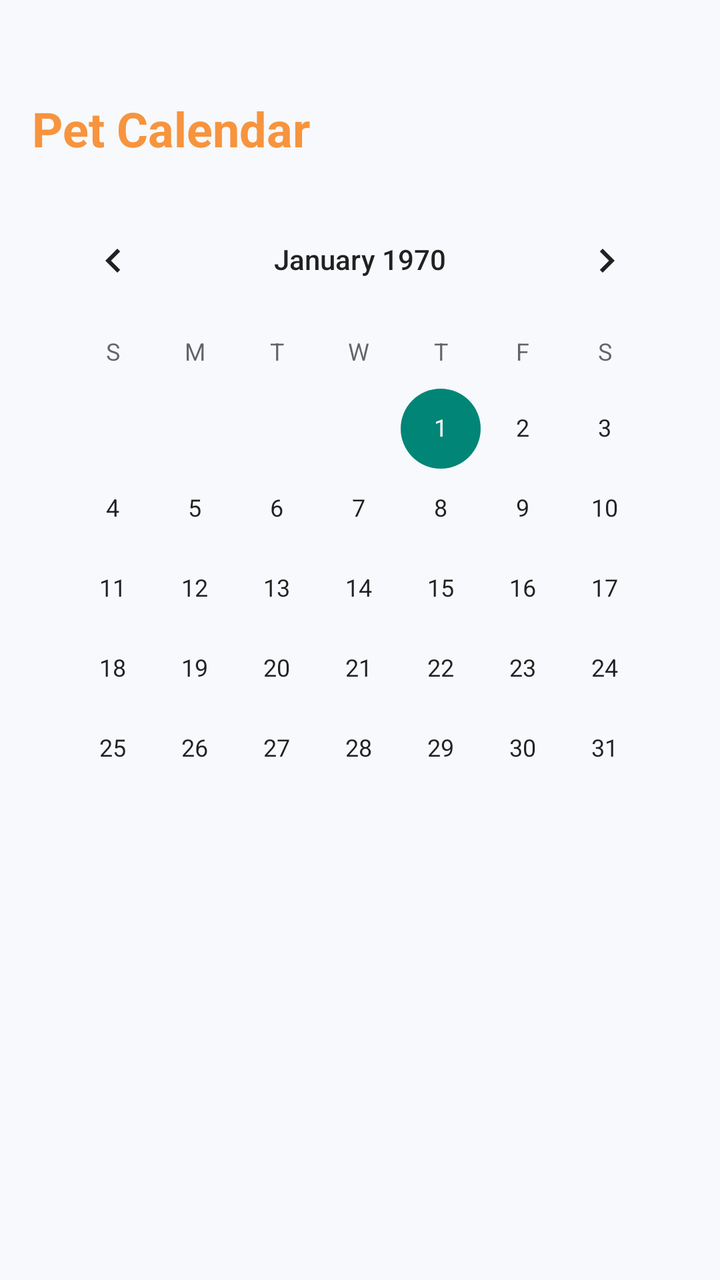
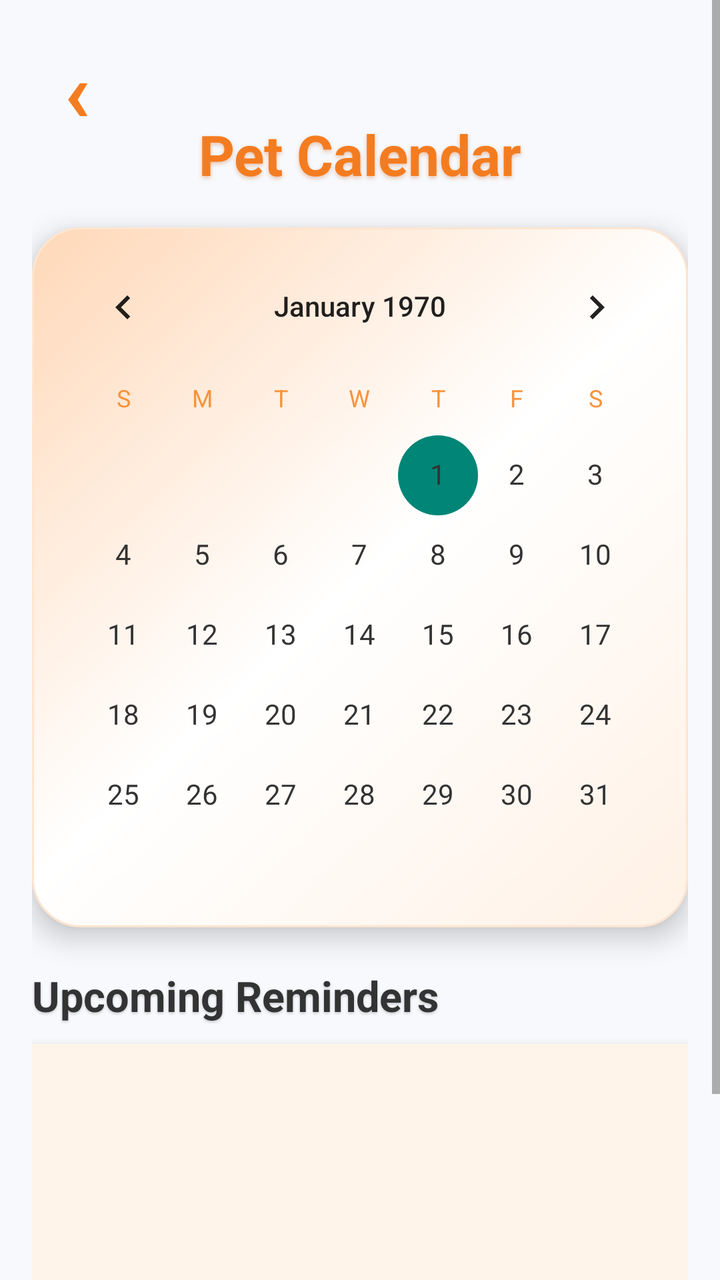

Screens rendered from an Android XML layout before and after an edit, with the pre-edit source and the edit as a unified diff.
<!-- AndroidManifest.xml: application theme Theme.PETCARE -->
<!-- res/layout/calendar.xml -->
<?xml version="1.0" encoding="utf-8"?>
<LinearLayout xmlns:android="http://schemas.android.com/apk/res/android"
    android:layout_width="match_parent"
    android:layout_height="match_parent"
    android:orientation="vertical"
    android:padding="16dp"
    android:background="#F7F9FC">

    <TextView
        android:layout_width="wrap_content"
        android:layout_height="wrap_content"
        android:text="Pet Calendar"
        android:layout_marginTop="32dp"
        android:textStyle="bold"
        android:textSize="24sp"
        android:textColor="#F7943D"
        android:layout_marginBottom="16dp"/>

    <CalendarView
        android:id="@+id/calendarView"
        android:layout_width="match_parent"
        android:layout_height="wrap_content"/>

    <ListView
        android:id="@+id/listReminders"
        android:layout_width="match_parent"
        android:layout_height="250dp"
        android:layout_marginTop="15dp"/>
    <Button
        android:id="@+id/btnAddReminder"
        android:layout_width="match_parent"
        android:layout_height="56dp"
        android:background="@drawable/button_orange"
        android:elevation="6dp"
        android:text="Add Reminder"
        android:textAllCaps="false"
        android:textColor="#FFFFFF"
        android:textSize="17sp"
        android:textStyle="bold" />

</LinearLayout>
<!-- resources referenced by this layout -->
<resources>
  <!-- drawable button_orange (drawable) -->
  <?xml version="1.0" encoding="utf-8"?>
  <selector xmlns:android="http://schemas.android.com/apk/res/android">
  
      
      <item android:state_pressed="true">
          <shape android:shape="rectangle">
              <solid android:color="#E67E22"/>
              <corners android:radius="30dp"/>
          </shape>
      </item>
  
      
      <item>
          <shape android:shape="rectangle">
              <gradient
                  android:angle="90"
                  android:startColor="#FFA84A"
                  android:endColor="#F57C00"/>
  
              <corners android:radius="30dp"/>
  
              <padding
                  android:left="16dp"
                  android:right="16dp"
                  android:top="12dp"
                  android:bottom="12dp"/>
          </shape>
      </item>
  
  </selector>
  <style name="Theme.PETCARE" parent="Theme.AppCompat.Light.NoActionBar">
          
      </style>
</resources>

<!-- the commit's change to res/layout/calendar.xml (unified diff, before → after) -->
@@ -1,41 +1,116 @@
 <?xml version="1.0" encoding="utf-8"?>
-<LinearLayout xmlns:android="http://schemas.android.com/apk/res/android"
+<ScrollView xmlns:android="http://schemas.android.com/apk/res/android"
     android:layout_width="match_parent"
     android:layout_height="match_parent"
-    android:orientation="vertical"
-    android:padding="16dp"
-    android:background="#F7F9FC">
+    android:background="#F7F9FC"
+    android:fillViewport="true">
 
-    <TextView
-        android:layout_width="wrap_content"
+    <LinearLayout
+        android:layout_width="match_parent"
         android:layout_height="wrap_content"
-        android:text="Pet Calendar"
-        android:layout_marginTop="32dp"
-        android:textStyle="bold"
-        android:textSize="24sp"
-        android:textColor="#F7943D"
-        android:layout_marginBottom="16dp"/>
+        android:orientation="vertical"
+        android:padding="16dp">
 
-    <CalendarView
-        android:id="@+id/calendarView"
-        android:layout_width="match_parent"
-        android:layout_height="wrap_content"/>
+        
+        <TextView
+            android:id="@+id/btnBack"
+            android:layout_width="45dp"
+            android:layout_height="45dp"
+            android:text="‹"
+            android:textSize="42sp"
+            android:textColor="#F47C20"
+            android:textStyle="bold"
+            android:gravity="center"
+            android:clickable="true"
+            android:focusable="true"
+            android:layout_marginBottom="2dp" />
 
-    <ListView
-        android:id="@+id/listReminders"
-        android:layout_width="match_parent"
-        android:layout_height="250dp"
-        android:layout_marginTop="15dp"/>
-    <Button
-        android:id="@+id/btnAddReminder"
-        android:layout_width="match_parent"
-        android:layout_height="56dp"
-        android:background="@drawable/button_orange"
-        android:elevation="6dp"
-        android:text="Add Reminder"
-        android:textAllCaps="false"
-        android:textColor="#FFFFFF"
-        android:textSize="17sp"
-        android:textStyle="bold" />
+        
+        <TextView
+            android:layout_width="match_parent"
+            android:layout_height="wrap_content"
+            android:text="Pet Calendar"
+            android:textSize="28sp"
+            android:textStyle="bold"
+            android:textColor="#F47C20"
+            android:gravity="center"
+            android:layout_marginTop="-5dp"
+            android:layout_marginBottom="18dp"
+            android:shadowColor="#55C85A1A"
+            android:shadowDx="0"
+            android:shadowDy="3"
+            android:shadowRadius="5" />
 
-</LinearLayout>
+        
+        <LinearLayout
+            android:layout_width="match_parent"
+            android:layout_height="wrap_content"
+            android:orientation="vertical"
+            android:background="@drawable/calendar_gradient"
+            android:elevation="8dp"
+            android:padding="6dp">
+
+            <CalendarView
+                android:id="@+id/calendarView"
+                android:layout_width="match_parent"
+                android:layout_height="wrap_content"
+                android:background="@android:color/transparent"
+                android:dateTextAppearance="@style/CalendarDateText"
+                android:weekDayTextAppearance="@style/CalendarWeekText" />
+
+        </LinearLayout>
+
+
+        
+        <TextView
+            android:layout_width="match_parent"
+            android:layout_height="wrap_content"
+            android:text="Upcoming Reminders"
+            android:textSize="21sp"
+            android:textStyle="bold"
+            android:textColor="#333333"
+            android:layout_marginTop="20dp"
+            android:layout_marginBottom="10dp"
+            android:shadowColor="#33000000"
+            android:shadowDx="0"
+            android:shadowDy="2"
+            android:shadowRadius="3" />
+
+
+        
+        <LinearLayout
+            android:layout_width="match_parent"
+            android:layout_height="wrap_content"
+            android:orientation="vertical"
+            android:background="#FFF4EA"
+            android:elevation="7dp"
+            android:padding="8dp">
+
+            <ListView
+                android:id="@+id/listReminders"
+                android:layout_width="match_parent"
+                android:layout_height="125dp"
+                android:divider="@android:color/transparent"
+                android:dividerHeight="6dp"
+                android:background="@android:color/transparent" />
+
+        </LinearLayout>
+
+
+        
+        <Button
+            android:id="@+id/btnAddReminder"
+            android:layout_width="match_parent"
+            android:layout_height="54dp"
+            android:layout_marginTop="16dp"
+            android:background="@drawable/button_orange_gradient"
+            android:elevation="8dp"
+            android:text="+  Add Reminder"
+            android:textAllCaps="false"
+            android:textColor="#FFFFFF"
+            android:textSize="17sp"
+            android:textStyle="bold" />
+
+    </LinearLayout>
+
+</ScrollView>
<!-- resource entries referenced after the edit -->
@@ -1,36 +1,49 @@
 <!-- resources referenced by this layout -->
 <resources>
-  <!-- drawable button_orange (drawable) -->
+  <!-- drawable button_orange_gradient (drawable) -->
   <?xml version="1.0" encoding="utf-8"?>
-  <selector xmlns:android="http://schemas.android.com/apk/res/android">
+  <shape xmlns:android="http://schemas.android.com/apk/res/android"
+      android:shape="rectangle">
   
-      
-      <item android:state_pressed="true">
-          <shape android:shape="rectangle">
-              <solid android:color="#E67E22"/>
-              <corners android:radius="30dp"/>
-          </shape>
-      </item>
+      <gradient
+          android:startColor="#FFB45C"
+          android:centerColor="#F7943D"
+          android:endColor="#E87516"
+          android:angle="0" />
   
-      
-      <item>
-          <shape android:shape="rectangle">
-              <gradient
-                  android:angle="90"
-                  android:startColor="#FFA84A"
-                  android:endColor="#F57C00"/>
+      <corners android:radius="30dp" />
   
-              <corners android:radius="30dp"/>
+  </shape>
+  <!-- drawable calendar_gradient (drawable) -->
+  <?xml version="1.0" encoding="utf-8"?>
+  <shape xmlns:android="http://schemas.android.com/apk/res/android"
+      android:shape="rectangle">
   
-              <padding
-                  android:left="16dp"
-                  android:right="16dp"
-                  android:top="12dp"
-                  android:bottom="12dp"/>
-          </shape>
-      </item>
+      <gradient
+          android:startColor="#FFF1E5"
+          android:centerColor="#FFFFFF"
+          android:endColor="#FFD8B8"
+          android:angle="135" />
   
-  </selector>
+      <corners android:radius="24dp" />
+  
+      <stroke
+          android:width="1dp"
+          android:color="#FFFFE5D0" />
+  
+  </shape>
+  <style name="CalendarDateText" parent="@android:style/TextAppearance.Material.Body1">
+  
+          <item name="android:textColor">#333333</item>
+          <item name="android:textSize">14sp</item>
+  
+      </style>
+  <style name="CalendarWeekText" parent="@android:style/TextAppearance.Material.Caption">
+  
+          <item name="android:textColor">#F7943D</item>
+          <item name="android:textStyle">bold</item>
+  
+      </style>
   <style name="Theme.PETCARE" parent="Theme.AppCompat.Light.NoActionBar">
           
       </style>
